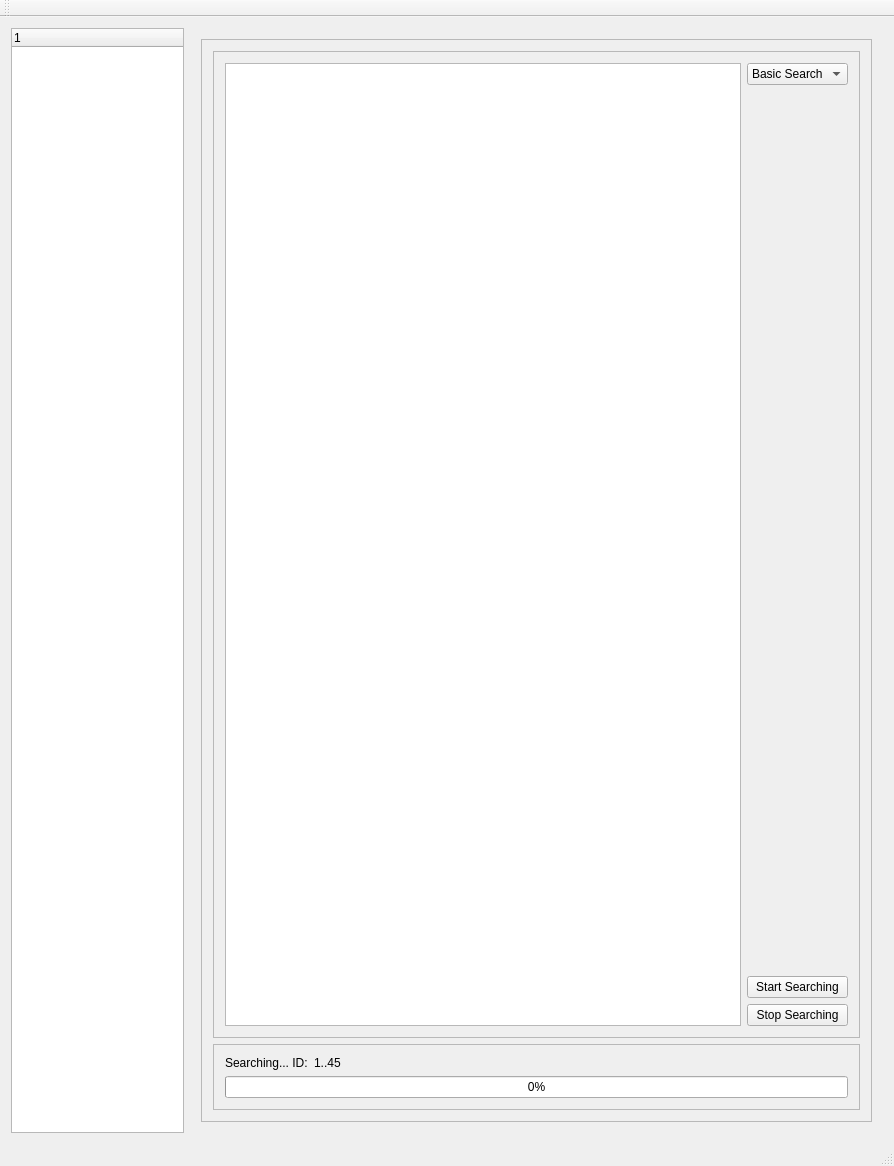
First picture: the form in DynamixelWizard/mainwindow.ui, repository fjp/dynamixel, before the edit.
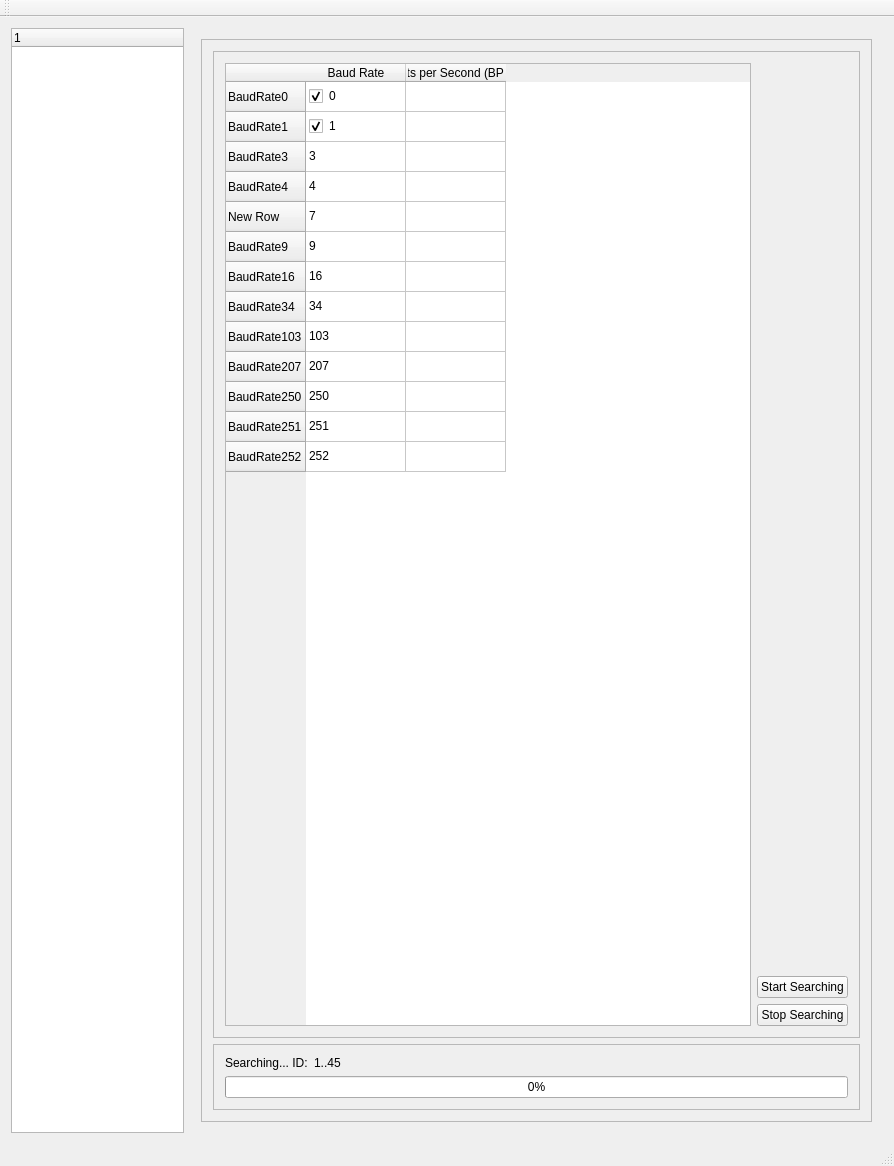
Second picture: the form after the edit. The open tabs and pages were chosen to show the change.

What changed in the file:
```diff
--- a/DynamixelWizard/mainwindow.ui
+++ b/DynamixelWizard/mainwindow.ui
@@ -1276,16 +1276,18 @@
               <enum>QFrame::Raised</enum>
              </property>
              <layout class="QGridLayout" name="gridLayout_2">
-              <item row="0" column="0" rowspan="4">
-               <widget class="QTableWidget" name="tableWidget_2"/>
+              <item row="2" column="1">
+               <widget class="QPushButton" name="pbStartSearching">
+                <property name="text">
+                 <string>Start Searching</string>
+                </property>
+               </widget>
               </item>
-              <item row="0" column="1">
-               <widget class="QComboBox" name="comboBox">
-                <item>
-                 <property name="text">
-                  <string>Basic Search</string>
-                 </property>
-                </item>
+              <item row="3" column="1">
+               <widget class="QPushButton" name="pbStopSearching">
+                <property name="text">
+                 <string>Stop Searching</string>
+                </property>
                </widget>
               </item>
               <item row="1" column="1">
@@ -1301,18 +1303,187 @@
                 </property>
                </spacer>
               </item>
-              <item row="2" column="1">
-               <widget class="QPushButton" name="pushButton_3">
-                <property name="text">
-                 <string>Start Searching</string>
-                </property>
-               </widget>
-              </item>
-              <item row="3" column="1">
-               <widget class="QPushButton" name="pushButton_4">
-                <property name="text">
-                 <string>Stop Searching</string>
-                </property>
+              <item row="0" column="0" rowspan="4">
+               <widget class="QTableWidget" name="tawBaudRates">
+                <row>
+                 <property name="text">
+                  <string>BaudRate0</string>
+                 </property>
+                </row>
+                <row>
+                 <property name="text">
+                  <string>BaudRate1</string>
+                 </property>
+                </row>
+                <row>
+                 <property name="text">
+                  <string>BaudRate3</string>
+                 </property>
+                </row>
+                <row>
+                 <property name="text">
+                  <string>BaudRate4</string>
+                 </property>
+                </row>
+                <row>
+                 <property name="text">
+                  <string>New Row</string>
+                 </property>
+                </row>
+                <row>
+                 <property name="text">
+                  <string>BaudRate9</string>
+                 </property>
+                </row>
+                <row>
+                 <property name="text">
+                  <string>BaudRate16</string>
+                 </property>
+                </row>
+                <row>
+                 <property name="text">
+                  <string>BaudRate34</string>
+                 </property>
+                </row>
+                <row>
+                 <property name="text">
+                  <string>BaudRate103</string>
+                 </property>
+                </row>
+                <row>
+                 <property name="text">
+                  <string>BaudRate207</string>
+                 </property>
+                </row>
+                <row>
+                 <property name="text">
+                  <string>BaudRate250</string>
+                 </property>
+                </row>
+                <row>
+                 <property name="text">
+                  <string>BaudRate251</string>
+                 </property>
+                </row>
+                <row>
+                 <property name="text">
+                  <string>BaudRate252</string>
+                 </property>
+                </row>
+                <column>
+                 <property name="text">
+                  <string>Baud Rate</string>
+                 </property>
+                </column>
+                <column>
+                 <property name="text">
+                  <string>Bits per Second (BPS)</string>
+                 </property>
+                </column>
+                <item row="0" column="0">
+                 <property name="text">
+                  <string>0</string>
+                 </property>
+                 <property name="checkState">
+                  <enum>Checked</enum>
+                 </property>
+                </item>
+                <item row="1" column="0">
+                 <property name="text">
+                  <string>1</string>
+                 </property>
+                 <property name="checkState">
+                  <enum>Checked</enum>
+                 </property>
+                </item>
+                <item row="2" column="0">
+                 <property name="text">
+                  <string>3</string>
+                 </property>
+                 <property name="checkState">
+                  <enum>Unchecked</enum>
+                 </property>
+                </item>
+                <item row="3" column="0">
+                 <property name="text">
+                  <string>4</string>
+                 </property>
+                 <property name="checkState">
+                  <enum>Unchecked</enum>
+                 </property>
+                </item>
+                <item row="4" column="0">
+                 <property name="text">
+                  <string>7</string>
+                 </property>
+                 <property name="checkState">
+                  <enum>Unchecked</enum>
+                 </property>
+                </item>
+                <item row="5" column="0">
+                 <property name="text">
+                  <string>9</string>
+                 </property>
+                 <property name="checkState">
+                  <enum>Unchecked</enum>
+                 </property>
+                </item>
+                <item row="6" column="0">
+                 <property name="text">
+                  <string>16</string>
+                 </property>
+                 <property name="checkState">
+                  <enum>Unchecked</enum>
+                 </property>
+                </item>
+                <item row="7" column="0">
+                 <property name="text">
+                  <string>34</string>
+                 </property>
+                 <property name="checkState">
+                  <enum>Unchecked</enum>
+                 </property>
+                </item>
+                <item row="8" column="0">
+                 <property name="text">
+                  <string>103</string>
+                 </property>
+                 <property name="checkState">
+                  <enum>Unchecked</enum>
+                 </property>
+                </item>
+                <item row="9" column="0">
+                 <property name="text">
+                  <string>207</string>
+                 </property>
+                 <property name="checkState">
+                  <enum>Unchecked</enum>
+                 </property>
+                </item>
+                <item row="10" column="0">
+                 <property name="text">
+                  <string>250</string>
+                 </property>
+                 <property name="checkState">
+                  <enum>Unchecked</enum>
+                 </property>
+                </item>
+                <item row="11" column="0">
+                 <property name="text">
+                  <string>251</string>
+                 </property>
+                 <property name="checkState">
+                  <enum>Unchecked</enum>
+                 </property>
+                </item>
+                <item row="12" column="0">
+                 <property name="text">
+                  <string>252</string>
+                 </property>
+                 <property name="checkState">
+                  <enum>Unchecked</enum>
+                 </property>
+                </item>
                </widget>
               </item>
              </layout>
```
Left out of the diff: 4 changed lines with no effect on the pictures.
